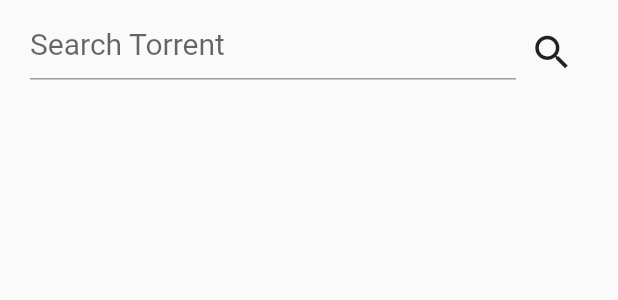
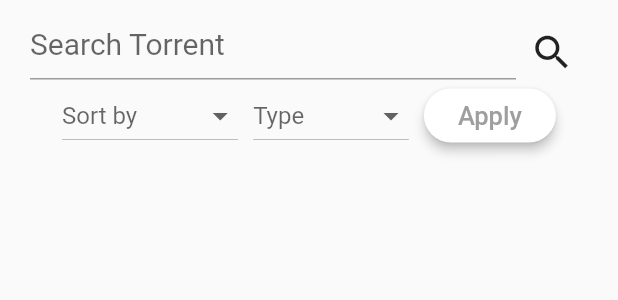
Before and after one commit to DarvinX/torry, a Flutter app: what searchView() shows on an empty page, opened directly, on a phone screen of 412 x 824 dp. Shown: the top 300 px of the screen. Run offline on Flutter 3.47's test engine with Material 2 defaults, Android fonts, the light colour scheme and no system bars; our stand-ins replace sqflite; accounts and stored records are empty; network calls fail.

Commit message:
added sorting and filter

```diff
--- a/lib/constants/constants.dart
+++ b/lib/constants/constants.dart
@@ -1,9 +1,9 @@
 final List<String> url = [
-  'https://bea247.in/',
-  'https://blueunblocked.club/',
-  'https://ikwilthepiratebaytpb.rocks/',
-  'https://beatpb.club/',
-  'https://baybea.net/'
+  'https://bea247.in',
+  'https://blueunblocked.club',
+  'https://ikwilthepiratebaytpb.rocks',
+  'https://beatpb.club',
+  'https://baybea.net'
 ];
 
 final List<String> categories = [
@@ -24,7 +24,27 @@ final Map<String, String> categoryMap = {
   'Ebooks': 'top/601'
 };
 
-String getAPIUrl(String text){
+String getAPIUrl(String text) {
   text = text.replaceAll(RegExp(r' '), '+');
   return "http://suggestqueries.google.com/complete/search?output=toolbar&q=$text&hl=en";
 }
+
+final List<String> sortByList = [
+  'Default',
+  'Recent',
+  'Old',
+  'Size: ▲',
+  'Size: ▼',
+  'Seeds: ▼',
+  'Leechs: ▲',
+  'Leechs: ▼'
+];
+
+final List<String> searchTypeList = [
+  'Default',
+  'Video',
+  'Audio',
+  'Software',
+  'Game',
+  'Other'
+];
--- a/lib/main.dart
+++ b/lib/main.dart
@@ -68,7 +68,7 @@ class __HomePageState extends State<_HomePage>
                 controller: _tabController,
                 tabs: [
                   Tab(
-                    icon: Icon(Icons.search),
+                    icon: Icon(Icons.search,),
                   ),
                   Tab(
                     icon: Icon(Icons.whatshot),
--- a/lib/searchView.dart
+++ b/lib/searchView.dart
@@ -6,6 +6,7 @@ import 'package:torry/magnetLinkLauncher/magnetLinkLauncher.dart';
 import 'dart:async';
 import 'package:torry/constants/constants.dart' as constants;
 import 'package:torry/torrDatabase/torrDatabase.dart';
+import 'package:torry/urlMods/urlMods.dart';
 
 class searchView extends StatefulWidget {
   @override
@@ -14,13 +15,15 @@ class searchView extends StatefulWidget {
 
 class _searchViewState extends State<searchView>
     with AutomaticKeepAliveClientMixin<searchView> {
+  String sortBy;
+  String searchType;
   final _movieSearchController = TextEditingController();
   final List<String> _url = constants.url;
   List<String> loadedFiles = [];
   List<String> bookmarkedFiles = [];
   List<Map<String, dynamic>> _primaryLinkMap = [];
   List<String> suggestions = ['tamal', 'hansda'];
-  final _searchProtocol = 's/?q=';
+  final _searchProtocol = '/s/?q=';
   bool isPerformingRequest;
   bool needSuggestions = true;
 
@@ -34,7 +37,7 @@ class _searchViewState extends State<searchView>
     for (var i = 0; i < len; i++) {
       bookmarkedFiles.add(marks[i]['title']);
     }
-    print(bookmarkedFiles);
+    //print(bookmarkedFiles);
   }
 
   Future<String> getMagnetLink(dom.Element link, int index) async {
@@ -62,12 +65,14 @@ class _searchViewState extends State<searchView>
     setState(() {});
     var client = Client();
 
-    searchTerm = searchTerm.replaceAll(RegExp(r' '), '+'); //replace spaces
+    //searchTerm = searchTerm.replaceAll(RegExp(r' '), '+'); //replace spaces
+    String codedUrl = getDecodedUrl(sortBy, searchType, searchTerm);
+
     do {
-      String url = _url.elementAt(index);
-      print(url + _searchProtocol + searchTerm);
-
-      response = await client.get(url + _searchProtocol + searchTerm);
+      String url =
+          _url.elementAt(index) + codedUrl;
+      print(url);
+      response = await client.get(url);
 
       index++;
     } while (response.statusCode != 200);
@@ -78,10 +83,9 @@ class _searchViewState extends State<searchView>
     List<dom.Element> searchResults = document.querySelectorAll('tbody > tr');
 
     for (var searchResult in searchResults) {
-      String tempTerm =
-          _movieSearchController.text.replaceAll(RegExp(r' '), '+');
-      print('searching for $searchTerm and $tempTerm');
-      if (tempTerm != searchTerm) {
+      String tempCodedUrl = getDecodedUrl(sortBy, searchType, searchTerm);
+      print('searching for $codedUrl and $tempCodedUrl');
+      if (codedUrl != tempCodedUrl) {
         isPerformingRequest = false;
         return 0;
       }
@@ -90,6 +94,9 @@ class _searchViewState extends State<searchView>
           searchResult.querySelector('font').text.split(', ');
       List<dom.Element> seedLeech = searchResult.querySelectorAll('td');
       String seeds = seedLeech[2].text;
+      if (int.parse(seeds) == 0) {
+        continue;
+      }
       String leechs = seedLeech[3].text;
       try {
         String magnetLink = await getMagnetLink(link, index);
@@ -101,7 +108,7 @@ class _searchViewState extends State<searchView>
           'seeds': seeds,
           'leechs': leechs,
         });
-        print('New result added');
+        //print('New result added');
         setState(() {});
       } catch (e) {}
     }
@@ -127,14 +134,14 @@ class _searchViewState extends State<searchView>
     for (var searchResult in searchResults) {
       String tempTerm =
           _movieSearchController.text.replaceAll(RegExp(r' '), '+');
-      print('searching for $searchTerm and $tempTerm');
+      //print('searching for $searchTerm and $tempTerm');
       if (tempTerm != searchTerm) {
         return 0;
       }
       String sug = searchResult.attributes['data'];
       suggestions.add(sug);
-      print('get suggestions');
-      print(suggestions);
+      //print('get suggestions');
+      //print(suggestions);
       setState(() {});
       //print(primaryLinkMap.length);
     }
@@ -156,13 +163,13 @@ class _searchViewState extends State<searchView>
     // Add listeners to this class
     isPerformingRequest = false;
     needSuggestions = false;
-    print('initstate');
+    //print('initstate');
     _getSuggestions();
   }
 
   @override
   Widget build(BuildContext context) {
-    print('searchbar');
+    //print('searchbar');
     return Column(
       children: <Widget>[
         Container(
@@ -198,28 +205,97 @@ class _searchViewState extends State<searchView>
                       ),
                     ],
                   )),
+              Container(
+                child: Row(
+                  mainAxisAlignment: MainAxisAlignment.center,
+                  children: <Widget>[
+                    Container(
+                      padding: EdgeInsets.symmetric(horizontal: 10),
+                      child: DropdownButton(
+                        hint: Text('Sort by'),
+                        value: sortBy,
+                        items: constants.sortByList.map((String value) {
+                          return new DropdownMenuItem<String>(
+                            value: value,
+                            child: new Text(
+                              value,
+                              style: TextStyle(fontSize: 20),
+                            ),
+                          );
+                        }).toList(),
+                        onChanged: (text) {
+                          setState(() {
+                            sortBy = text;
+                          });
+                        },
+                      ),
+                    ),
+                    Container(
+                      padding: EdgeInsets.symmetric(horizontal: 0),
+                      child: DropdownButton(
+                        hint: Text('Type'),
+                        value: searchType,
+                        items: constants.searchTypeList.map((String value) {
+                          return new DropdownMenuItem<String>(
+                            value: value,
+                            child: new Text(
+                              value,
+                              style: TextStyle(
+                                fontSize: 20,
+                              ),
+                            ),
+                          );
+                        }).toList(),
+                        onChanged: (text) {
+                          setState(() {
+                            searchType = text;
+                          });
+                        },
+                      ),
+                    ),
+                    Container(
+                      padding: EdgeInsets.symmetric(horizontal: 10),
+                      child: RaisedButton(
+                          elevation: 3,
+                          textColor: Colors.grey,
+                          color: Colors.white,
+                          child: Text(
+                            "Apply",
+                            style: TextStyle(fontSize: 17),
+                          ),
+                          onPressed: () {
+                            _getList();
+                          },
+                          shape: new RoundedRectangleBorder(
+                              borderRadius: new BorderRadius.circular(30.0))),
+                    )
                   ],
-            crossAxisAlignment: CrossAxisAlignment.start,
+                ),
+              )
+            ],
+            crossAxisAlignment: CrossAxisAlignment.center,
           ),
         ),
         Expanded(
             child: ListView.builder(
-          itemCount: needSuggestions ? suggestions.length : _primaryLinkMap.length + 1,
+          itemCount:
+              needSuggestions ? suggestions.length : _primaryLinkMap.length + 1,
           padding: const EdgeInsets.all(10.0),
           scrollDirection: Axis.vertical,
           shrinkWrap: true,
           itemBuilder: (context, index) {
             if (needSuggestions) {
-              print('suggestions');
-              print(suggestions);
+              //print('suggestions');
+              //print(suggestions);
               return GestureDetector(
-                onTap: (){
+                  onTap: () {
                     _movieSearchController.text = suggestions[index];
-                  _movieSearchController.selection = TextSelection.collapsed(offset: _movieSearchController.text.length);
+                    _movieSearchController.selection = TextSelection.collapsed(
+                        offset: _movieSearchController.text.length);
                     _getList();
                   },
                   child: Card(
-                elevation: 3 ,
+                      elevation: 3,
                       margin: EdgeInsets.all(3),
                       child: Container(
                         padding: EdgeInsets.fromLTRB(5, 5, 5, 5),
@@ -287,7 +363,8 @@ class _searchViewState extends State<searchView>
                                           ),
                                           Text(
                                             'leechers ' +
-                                            _primaryLinkMap[index]['leechs'],
+                                                _primaryLinkMap[index]
+                                                    ['leechs'],
                                             style: TextStyle(
                                                 fontSize: 13,
                                                 color: Colors.grey,
@@ -307,24 +384,27 @@ class _searchViewState extends State<searchView>
                                   onPressed: () => launchMagnetLink(
                                       _primaryLinkMap[index]['magnetLink'])),
                               IconButton(
-                              icon: Icon(bookmarkedFiles
-                                      .contains(_primaryLinkMap[index]['title'])
+                                  icon: Icon(bookmarkedFiles.contains(
+                                          _primaryLinkMap[index]['title'])
                                       ? Icons.bookmark
                                       : Icons.bookmark_border),
                                   onPressed: () async {
-                                String title = _primaryLinkMap[index]['title'];
+                                    String title =
+                                        _primaryLinkMap[index]['title'];
                                     bool bookmarked =
                                         bookmarkedFiles.contains(title);
 
                                     if (!bookmarked) {
                                       TorrentDatabase.instance.insert(
-                                      Torrent.fromMap(_primaryLinkMap[index]));
+                                          Torrent.fromMap(
+                                              _primaryLinkMap[index]));
                                       bookmarkedFiles.add(title);
-                                  print('bookmarked');
+                                      //print('bookmarked');
                                     } else {
-                                  TorrentDatabase.instance.deleteTorrent(title);
+                                      TorrentDatabase.instance
+                                          .deleteTorrent(title);
                                       bookmarkedFiles.remove(title);
-                                  print('bookmark removed');
+                                      //print('bookmark removed');
                                     }
                                     //_updateBookmarks();
                                     setState(() {});
@@ -357,31 +437,3 @@ class _searchViewState extends State<searchView>
     );
   }
 }
-
-class ExpandableContainer extends StatelessWidget {
-  final bool expanded;
-  final double collapsedHeight;
-  final double expandedHeight;
-  final Widget child;
-
-  ExpandableContainer({
-    @required this.child,
-    this.collapsedHeight = 0.0,
-    this.expandedHeight = 250.0,
-    this.expanded = true,
-  });
-
-  @override
-  Widget build(BuildContext context) {
-    double screenWidth = MediaQuery.of(context).size.width;
-    print('expandable is called');
-    return new AnimatedContainer(
-        duration: new Duration(milliseconds: 500),
-        curve: Curves.easeInOut,
-        width: screenWidth,
-        height: expanded ? expandedHeight : collapsedHeight,
-        child: new Container(
-          child: child,
-        ));
-  }
-}
```
Also changed, not shown: lib/urlMods/urlMods.dart (+62 -0 lines). Lines whose indentation alone changed are shown as unchanged.
